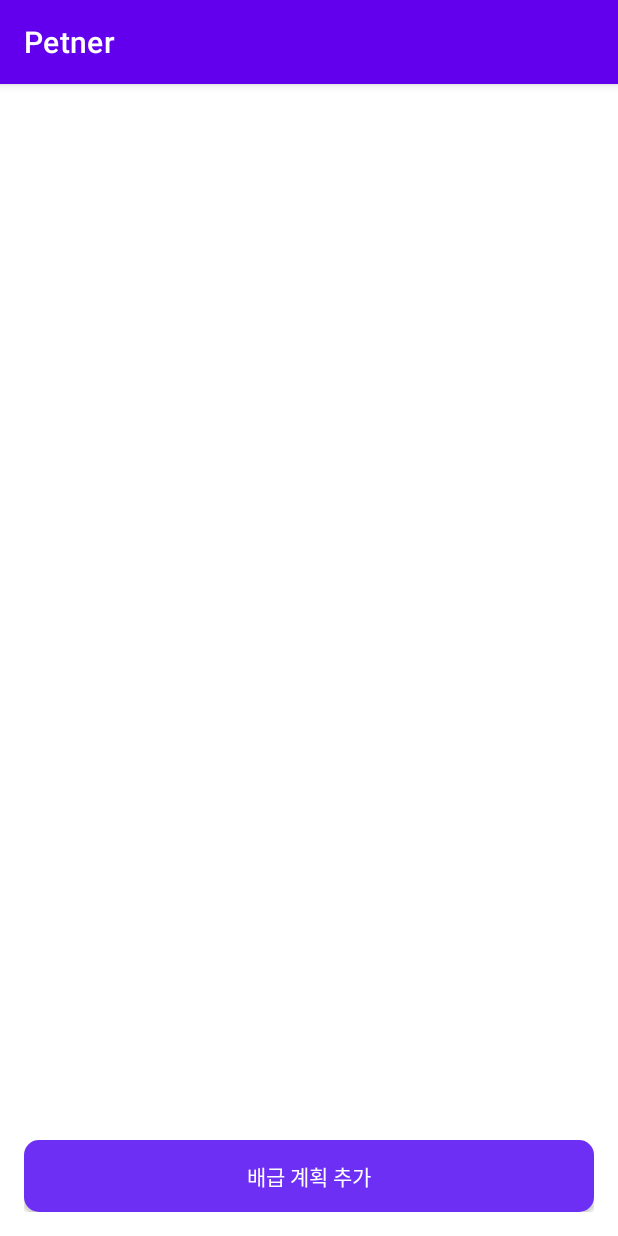
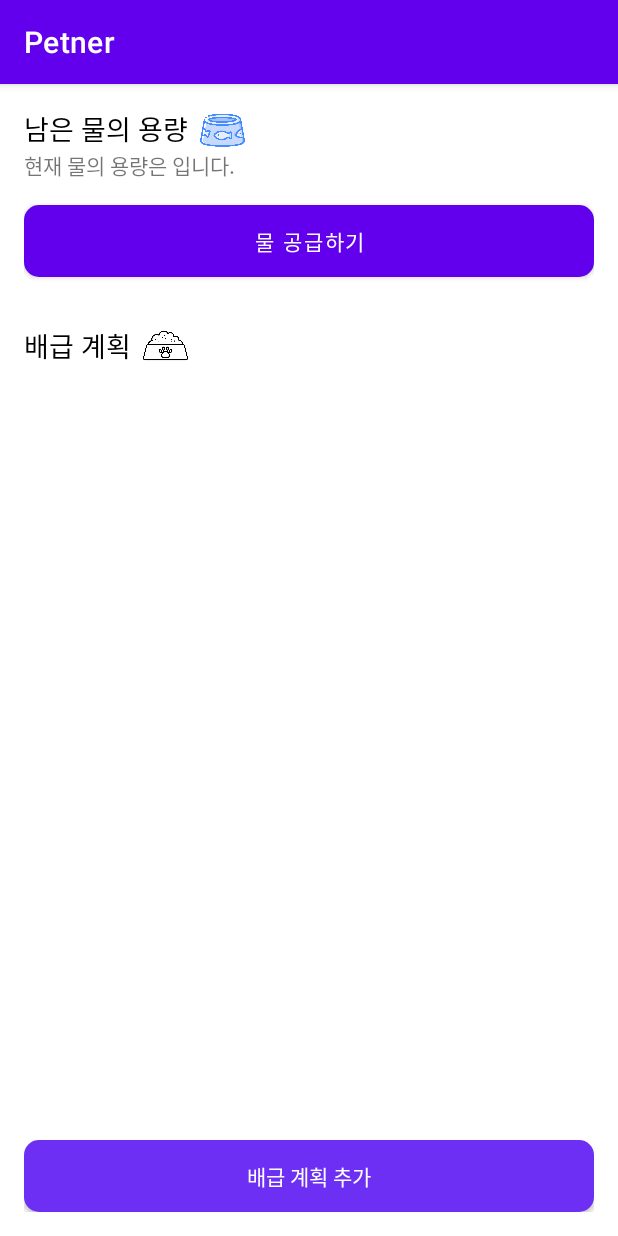
Before and after one commit to jeongjaino/Petner, an Android app: the screen it shows after launch (MainActivity), on a phone screen of 412 x 824 dp. Run offline under Robolectric (Android 15) with nearby library versions, the phone set to English and light mode, and no system bars; our stand-ins replace Dagger/Hilt's generated code, Firebase (no records; nobody signed in at launch, a user with empty details on screens opened directly), Timber, data binding.

Commit message:
[FEAT] : 물 용량 불러오는 로직 구현 및 Ui 업데이트

```diff
--- a/app/src/main/java/com/jaino/petner/data/const/CollectionConst.kt
+++ b/app/src/main/java/com/jaino/petner/data/const/CollectionConst.kt
@@ -1,3 +1,5 @@
 package com.jaino.petner.data.const
 
 const val DB_TIMER = "timer"
+
+const val DB_PETNER = "petner"
--- a/app/src/main/java/com/jaino/petner/data/const/DocumentConst.kt
+++ b/app/src/main/java/com/jaino/petner/data/const/DocumentConst.kt
@@ -1,3 +1,5 @@
 package com.jaino.petner.data.const
 
 const val DOC_FEED = "feed"
+
+const val DOC_WEIGHT = "weight"
--- /dev/null
+++ b/app/src/main/java/com/jaino/petner/data/dto/WeightDto.kt
@@ -0,0 +1,15 @@
+package com.jaino.petner.data.dto
+
+import com.jaino.petner.domain.model.Weight
+
+data class WeightDto(
+    val weight: Int
+){
+    constructor() : this(
+        weight = 0
+    )
+
+    fun toWeight(): Weight = Weight(
+        weight = weight
+    )
+}
--- a/app/src/main/java/com/jaino/petner/data/repository/TimerRepositoryImpl.kt
+++ b/app/src/main/java/com/jaino/petner/data/repository/TimerRepositoryImpl.kt
@@ -4,6 +4,7 @@ import com.jaino.petner.data.dto.ScheduleDto
 import com.jaino.petner.data.source.TimerDataSource
 import com.jaino.petner.domain.TimerRepository
 import com.jaino.petner.domain.model.Schedule
+import com.jaino.petner.domain.model.Weight
 import javax.inject.Inject
 
 class TimerRepositoryImpl @Inject constructor(
@@ -14,4 +15,7 @@ class TimerRepositoryImpl @Inject constructor(
 
     override suspend fun getFeedTime(): Result<List<Schedule>> =
         dataSource.getFeedTime().mapCatching { list -> list.map{ it.toSchedule() } }
+
+    override suspend fun getWeight(): Result<Weight> =
+        dataSource.getWeight().mapCatching { it.toWeight() }
 }
--- a/app/src/main/java/com/jaino/petner/data/source/TimerDataSource.kt
+++ b/app/src/main/java/com/jaino/petner/data/source/TimerDataSource.kt
@@ -1,9 +1,12 @@
 package com.jaino.petner.data.source
 
 import com.jaino.petner.data.dto.ScheduleDto
+import com.jaino.petner.data.dto.WeightDto
 
 interface TimerDataSource {
     suspend fun setFeedTime(schedule: ScheduleDto): Result<Unit>
 
     suspend fun getFeedTime(): Result<List<ScheduleDto>>
+
+    suspend fun getWeight(): Result<WeightDto>
 }
--- a/app/src/main/java/com/jaino/petner/data/source/TimerDataSourceImpl.kt
+++ b/app/src/main/java/com/jaino/petner/data/source/TimerDataSourceImpl.kt
@@ -2,9 +2,12 @@ package com.jaino.petner.data.source
 
 import com.google.firebase.firestore.FirebaseFirestore
 import com.google.firebase.firestore.SetOptions
+import com.jaino.petner.data.const.DB_PETNER
 import com.jaino.petner.data.const.DB_TIMER
 import com.jaino.petner.data.const.DOC_FEED
+import com.jaino.petner.data.const.DOC_WEIGHT
 import com.jaino.petner.data.dto.ScheduleDto
+import com.jaino.petner.data.dto.WeightDto
 import com.jaino.petner.data.util.await
 import com.jaino.petner.di.IoDispatcher
 import kotlinx.coroutines.CoroutineDispatcher
@@ -35,4 +38,16 @@ class TimerDataSourceImpl @Inject constructor(
             it.printStackTrace()
             Result.failure<ScheduleDto>(it)
         }
+
+    override suspend fun getWeight(): Result<WeightDto> =
+        withContext(coroutineDispatcher){
+            runCatching{
+                val data = fireStore.collection(DB_PETNER).document(DOC_WEIGHT)
+                    .get().await().toObject(WeightDto::class.java)
+                requireNotNull(data)
+            }.onFailure {
+                it.printStackTrace()
+                Result.failure<WeightDto>(it)
+            }
+        }
 }
--- a/app/src/main/java/com/jaino/petner/domain/TimerRepository.kt
+++ b/app/src/main/java/com/jaino/petner/domain/TimerRepository.kt
@@ -1,9 +1,12 @@
 package com.jaino.petner.domain
 
 import com.jaino.petner.domain.model.Schedule
+import com.jaino.petner.domain.model.Weight
 
 interface TimerRepository {
     suspend fun setFeedTime(time : String, count: Int): Result<Unit>
 
     suspend fun getFeedTime(): Result<List<Schedule>>
+
+    suspend fun getWeight(): Result<Weight>
 }
--- /dev/null
+++ b/app/src/main/java/com/jaino/petner/domain/model/Weight.kt
@@ -0,0 +1,5 @@
+package com.jaino.petner.domain.model
+
+data class Weight(
+    val weight: Int
+)
--- a/app/src/main/java/com/jaino/petner/presentation/ui/home/HomeFragment.kt
+++ b/app/src/main/java/com/jaino/petner/presentation/ui/home/HomeFragment.kt
@@ -39,6 +39,7 @@ class HomeFragment: Fragment() {
     ): View? {
         _binding = DataBindingUtil.inflate(inflater, R.layout.fragment_home, container,false)
         binding.lifecycleOwner = viewLifecycleOwner
+        binding.viewModel = viewModel
         return binding.root
     }
 
@@ -58,6 +59,7 @@ class HomeFragment: Fragment() {
 
     private fun initViewModelStates(){
         viewModel.getScheduleList()
+        viewModel.getWeight()
     }
 
     private fun observeData(){
--- a/app/src/main/java/com/jaino/petner/presentation/viewmodel/home/HomeViewModel.kt
+++ b/app/src/main/java/com/jaino/petner/presentation/viewmodel/home/HomeViewModel.kt
@@ -4,6 +4,7 @@ import androidx.lifecycle.ViewModel
 import androidx.lifecycle.viewModelScope
 import com.jaino.petner.domain.TimerRepository
 import com.jaino.petner.domain.model.Schedule
+import com.jaino.petner.domain.model.Weight
 import com.jaino.petner.presentation.utils.UiEvent
 import com.jaino.petner.presentation.utils.UiState
 import dagger.hilt.android.lifecycle.HiltViewModel
@@ -25,6 +26,9 @@ class HomeViewModel @Inject constructor(
     private val _homeUiState : MutableStateFlow<UiState<List<Schedule>>> = MutableStateFlow(UiState.Init)
     val homeUiState : StateFlow<UiState<List<Schedule>>> get() = _homeUiState
 
+    private val _weightUiState : MutableStateFlow<String> = MutableStateFlow("")
+    val weightUiState : StateFlow<String> get() = _weightUiState
+
     fun getScheduleList(){
         viewModelScope.launch {
             repository.getFeedTime()
@@ -37,4 +41,31 @@ class HomeViewModel @Inject constructor(
         }
     }
 
+    fun getWeight(){
+        viewModelScope.launch {
+            repository.getWeight()
+                .onSuccess {
+                    val weight = Math.abs(it.weight)
+                    if(weight > 5000){
+                        _weightUiState.value = ENOUGH
+                    }
+                    else if(weight > 1000){
+                        _weightUiState.value = NORMAL
+                    }
+                    else{
+                        _weightUiState.value = LACK
+                    }
+                }
+                .onFailure {
+                    _homeUiEvent.emit(UiEvent.Failure(it))
+                }
+        }
+    }
+
+    companion object{
+        const val ENOUGH = "충분"
+        const val NORMAL = "충분"
+        const val LACK = "부족"
+
+    }
 }
--- a/app/src/main/res/layout/fragment_home.xml
+++ b/app/src/main/res/layout/fragment_home.xml
@@ -2,6 +2,11 @@
 <layout xmlns:tools="http://schemas.android.com/tools"
     xmlns:android="http://schemas.android.com/apk/res/android"
     xmlns:app="http://schemas.android.com/apk/res-auto">
+    <data>
+        <variable
+            name="viewModel"
+            type="com.jaino.petner.presentation.viewmodel.home.HomeViewModel" />
+    </data>
     <androidx.constraintlayout.widget.ConstraintLayout
         android:layout_width="match_parent"
         android:layout_height="match_parent"
@@ -27,7 +32,69 @@
             app:layout_constraintEnd_toEndOf="parent"
             app:layout_constraintHorizontal_bias="0.0"
             app:layout_constraintStart_toStartOf="parent"
-            app:layout_constraintTop_toTopOf="parent" />
+            app:layout_constraintTop_toBottomOf="@+id/home_plan_title" />
+
+        <TextView
+            android:id="@+id/home_plan_title"
+            android:layout_width="wrap_content"
+            android:layout_height="wrap_content"
+            android:layout_marginTop="32dp"
+            android:textColor="@color/black"
+            android:textSize="18sp"
+            android:text="@string/home_plan_title"
+            app:layout_constraintStart_toStartOf="parent"
+            app:layout_constraintTop_toBottomOf="@+id/button2" />
+
+        <TextView
+            android:id="@+id/home_amount_title"
+            android:layout_width="wrap_content"
+            android:layout_height="wrap_content"
+            android:textColor="@color/black"
+            android:textSize="18sp"
+            android:text="@string/home_amount_title"
+            app:layout_constraintStart_toStartOf="parent"
+            app:layout_constraintTop_toTopOf="parent"
+            tools:text="남은 물의 용량" />
+
+        <ImageView
+            android:id="@+id/imageView"
+            android:layout_width="30dp"
+            android:layout_height="30dp"
+            android:layout_marginStart="8dp"
+            app:layout_constraintBottom_toBottomOf="@+id/home_amount_title"
+            app:layout_constraintStart_toEndOf="@+id/home_amount_title"
+            app:layout_constraintTop_toTopOf="@+id/home_amount_title"
+            app:srcCompat="@drawable/water" />
+
+        <Button
+            android:id="@+id/button2"
+            android:layout_width="match_parent"
+            android:layout_height="wrap_content"
+            android:background="@drawable/rounded_button"
+            android:textColor="@color/white"
+            android:layout_marginTop="16dp"
+            android:text="@string/home_provide_water"
+            app:layout_constraintEnd_toEndOf="parent"
+            app:layout_constraintStart_toStartOf="parent"
+            app:layout_constraintTop_toBottomOf="@+id/textView2" />
+
+        <TextView
+            android:id="@+id/textView2"
+            android:layout_width="wrap_content"
+            android:layout_height="wrap_content"
+            android:text="@{@string/home_amount_content(viewModel.weightUiState)}"
+            app:layout_constraintStart_toStartOf="parent"
+            app:layout_constraintTop_toBottomOf="@+id/home_amount_title" />
+
+        <ImageView
+            android:id="@+id/imageView2"
+            android:layout_width="30dp"
+            android:layout_height="30dp"
+            android:layout_marginStart="8dp"
+            app:layout_constraintBottom_toBottomOf="@+id/home_plan_title"
+            app:layout_constraintStart_toEndOf="@+id/home_plan_title"
+            app:layout_constraintTop_toTopOf="@+id/home_plan_title"
+            app:srcCompat="@drawable/feed" />
 
     </androidx.constraintlayout.widget.ConstraintLayout>
 </layout>
--- a/app/src/main/res/layout/item_home.xml
+++ b/app/src/main/res/layout/item_home.xml
@@ -16,8 +16,8 @@
             android:id="@+id/item_time_title"
             android:layout_width="wrap_content"
             android:layout_height="wrap_content"
-            android:layout_margin="16dp"
-            android:text="@string/home_time_title"
+            android:layout_marginTop="16dp"
+            android:text="@string/item_time_title"
             app:layout_constraintStart_toStartOf="parent"
             app:layout_constraintTop_toTopOf="parent"
             tools:text="배급 시간" />
@@ -26,8 +26,8 @@
             android:id="@+id/item_amount_title"
             android:layout_width="wrap_content"
             android:layout_height="wrap_content"
-            android:layout_margin="16dp"
-            android:text="@string/home_amount_title"
+            android:layout_marginVertical="16dp"
+            android:text="@string/item_amount_title"
             app:layout_constraintBottom_toBottomOf="parent"
             app:layout_constraintStart_toStartOf="parent"
             app:layout_constraintTop_toBottomOf="@+id/item_time_title"
@@ -51,7 +51,7 @@
             android:layout_width="0dp"
             android:layout_height="wrap_content"
             android:layout_marginEnd="16dp"
-            android:text="@{@string/home_amount_content(item.count)}"
+            android:text="@{@string/item_amount_content(item.count)}"
             android:textColor="@color/black"
             android:textSize="18sp"
             app:layout_constraintBottom_toBottomOf="@+id/item_amount_title"
--- a/app/src/main/res/values/strings.xml
+++ b/app/src/main/res/values/strings.xml
@@ -5,7 +5,11 @@
     <string name="feed_count_title">총 배급량</string>
     <string name="feed_time_title">배급 시간</string>
     <string name="save">저장</string>
-    <string name="home_amount_content">%d 회</string>
-    <string name="home_amount_title">배급량 </string>
-    <string name="home_time_title">배급 시간</string>
+    <string name="item_amount_content">%d 회</string>
+    <string name="item_amount_title">배급량 </string>
+    <string name="item_time_title">배급 시간</string>
+    <string name="home_plan_title">배급 계획</string>
+    <string name="home_amount_title">남은 물의 용량</string>
+    <string name="home_amount_content">현재 물의 용량은 %s입니다.</string>
+    <string name="home_provide_water">물 공급하기</string>
 </resources>
```
Also changed, not shown: app/src/main/res/drawable/water.png (added).
